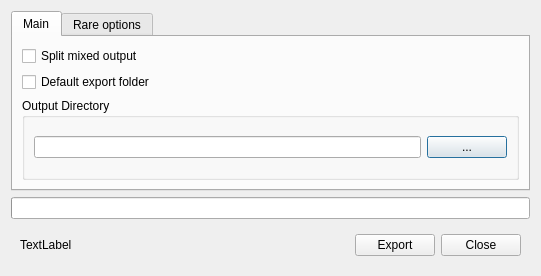
First picture: the form in ui/ExportDialog.ui, repository ImageProcessing-ElectronicPublications/scantailor-deviant, before the edit.
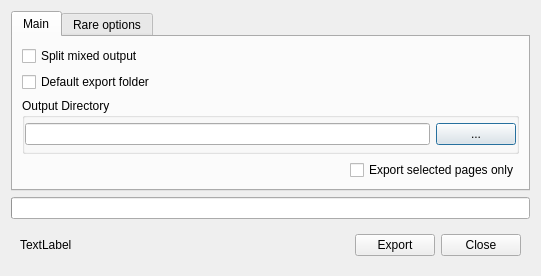
Second picture: the form after the edit.

Commit message: Feature: Export for selected pages only

```diff
--- a/ui/ExportDialog.ui
+++ b/ui/ExportDialog.ui
@@ -55,7 +55,21 @@
          <property name="title">
           <string>Output Directory</string>
          </property>
-         <layout class="QHBoxLayout" name="ExportLayout_2">
+         <layout class="QVBoxLayout" name="verticalLayout_4">
+          <property name="leftMargin">
+           <number>0</number>
+          </property>
+          <property name="topMargin">
+           <number>0</number>
+          </property>
+          <property name="rightMargin">
+           <number>0</number>
+          </property>
+          <property name="bottomMargin">
+           <number>0</number>
+          </property>
+          <item>
+           <layout class="QHBoxLayout" name="horizontalLayout_2">
           <item>
            <widget class="QLineEdit" name="outExportDirLine">
             <property name="alignment">
@@ -71,8 +85,34 @@
            </widget>
           </item>
          </layout>
+          </item>
+         </layout>
         </widget>
        </item>
+       <item>
+        <layout class="QHBoxLayout" name="horizontalLayout_3">
+         <item>
+          <spacer name="horizontalSpacer">
+           <property name="orientation">
+            <enum>Qt::Horizontal</enum>
+           </property>
+           <property name="sizeHint" stdset="0">
+            <size>
+             <width>40</width>
+             <height>20</height>
+            </size>
+           </property>
+          </spacer>
+         </item>
+         <item>
+          <widget class="QCheckBox" name="cbExportSelected">
+           <property name="text">
+            <string>Export selected pages only</string>
+           </property>
+          </widget>
+         </item>
+        </layout>
+       </item>
       </layout>
      </widget>
      <widget class="QWidget" name="tab_2">
```
Lines whose indentation alone changed are shown as unchanged. The commit also changes 6 other files.
